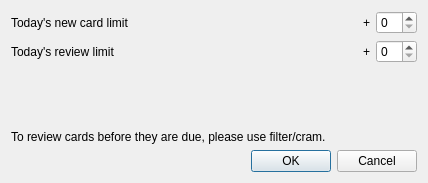
Before: the Qt Designer form designer/limits.ui in ankitects/anki, drawn with Qt 5.
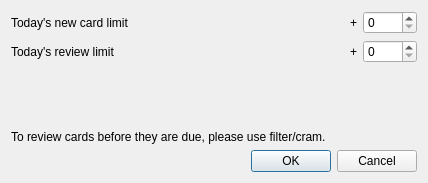
After: the same form once the commit is applied.

Commit message: allow more than +100 cards in study more

The edit to the form file:
```diff
--- a/designer/limits.ui
+++ b/designer/limits.ui
@@ -17,10 +17,18 @@
    <item>
     <layout class="QGridLayout" name="gridLayout">
      <item row="1" column="3">
-      <widget class="QSpinBox" name="revToday"/>
+      <widget class="QSpinBox" name="revToday">
+       <property name="maximum">
+        <number>1000</number>
+       </property>
+      </widget>
      </item>
      <item row="0" column="3">
-      <widget class="QSpinBox" name="newToday"/>
+      <widget class="QSpinBox" name="newToday">
+       <property name="maximum">
+        <number>1000</number>
+       </property>
+      </widget>
      </item>
      <item row="0" column="2">
       <widget class="QLabel" name="label_4">
```
